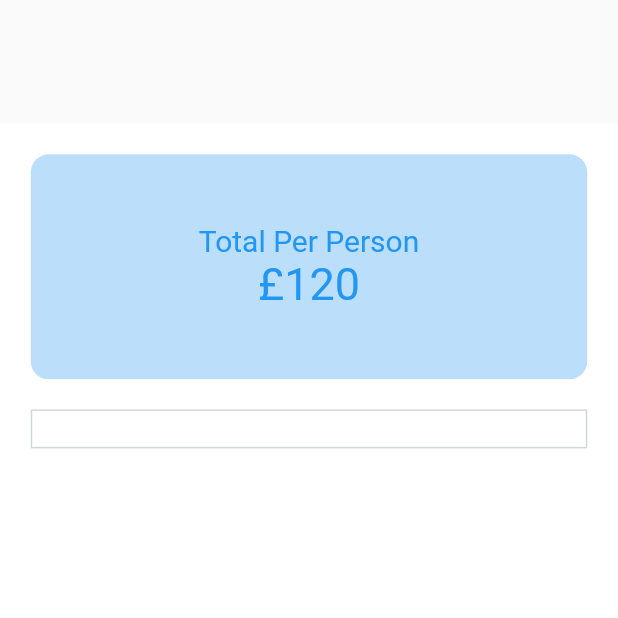
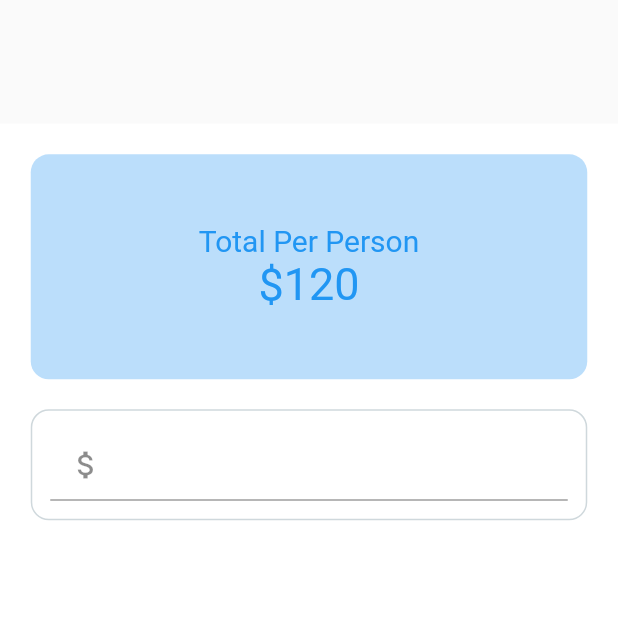
Before and after one commit to maxgdev/tip_calculator, a Flutter app: the screen it shows after launch, on a phone screen of 412 x 824 dp, the top half of it. Run offline on Flutter 3.47's test engine with Material 2 defaults, Android fonts, the phone set to English and light mode, and no system bars.

Commit message:
Added TextField and styling for amount input

```diff
--- a/lib/home.dart
+++ b/lib/home.dart
@@ -33,7 +33,7 @@ class _BillSplitterState extends State<BillSplitter> {
                     Text("Total Per Person",
                         style: TextStyle(fontSize: 20, color: Colors.blue)),
                     Text(
-                      "£120",
+                      "\$120",
                       style: TextStyle(fontSize: 30, color: Colors.blue),
                     )
                   ],
@@ -44,14 +44,30 @@ class _BillSplitterState extends State<BillSplitter> {
               margin: EdgeInsets.only(top: 20.0),
               padding: EdgeInsets.all(12.0),
               decoration: BoxDecoration(
-                color: Colors.transparent,
-                border: Border.all(
-                  color: Colors.blueGrey.shade100,
-                  style: BorderStyle.solid,
-                ),
-              ),
+                  color: Colors.transparent,
+                  border: Border.all(
+                    color: Colors.blueGrey.shade100,
+                    style: BorderStyle.solid,
+                  ),
+                  borderRadius: BorderRadius.circular(12.0)),
               child: Column(
-                children: [],
+                children: [
+                  TextField(
+                    keyboardType:
+                        TextInputType.numberWithOptions(decimal: true),
+                    style: TextStyle(color: Colors.grey),
+                    decoration: InputDecoration(
+                        prefixText: "Bill Amount",
+                        prefixIcon: Icon(Icons.attach_money)),
+                    onChanged: (String value) {
+                      try {
+                        _billAmount = double.parse(value);
+                      } catch (exeption) {
+                        _billAmount = 0.0;
+                      }
+                    },
+                  )
+                ],
               ),
             ),
           ],
```
